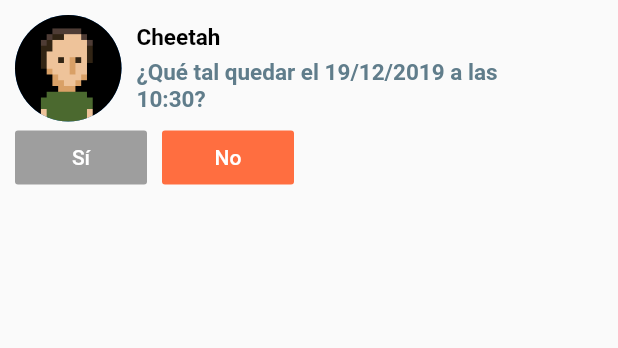
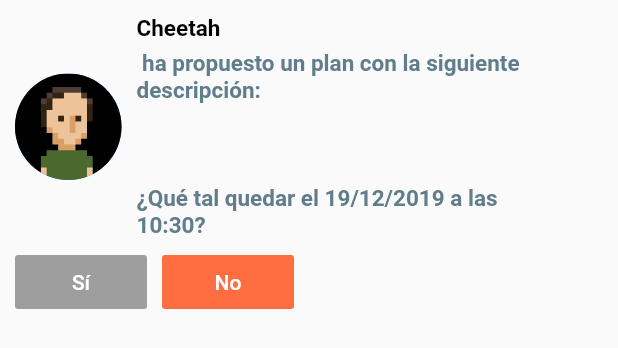
Before and after one commit to PIWEEK/cheetah, a Flutter app: the AnswerWidget widget shown alone on an empty page, opened directly with empty values, on a phone screen of 412 x 824 dp. Shown: the top 348 px of the screen. Run offline on Flutter 3.47's test engine with Material 2 defaults, Android fonts, the phone set to English and light mode, and no system bars; our stand-ins replace contacts_service, permission_handler; network calls fail.

Commit message:
improve plan detail

```diff
--- a/front/cheetah/lib/answer.dart
+++ b/front/cheetah/lib/answer.dart
@@ -23,22 +23,53 @@ class Answer {
   }
 }
 
+class PlanExtended {
+  final int id;
+  final String name;
+  final String description;
+  final String author;
+  final DateTime date;
+  final TimeOfDay time;
+  final List<Answer> answers;
+
+  PlanExtended({this.id, this.name, this.description, this.date, this.time, this.answers, this.author});
+
+  factory PlanExtended.fromJson(Map<String, dynamic> json) {
+    var time = json['time'].split(':');
+    List<dynamic> answers = json['answers'];
+
+    answers = answers.map((anwer) => Answer.fromJson(anwer)).toList();
+
+    return PlanExtended(
+        id: json['id'],
+        name: json['name'],
+        description: json['description'],
+        author: json['author'],
+        date: DateTime.parse(json['date']),
+        time: TimeOfDay(hour: int.parse(time[0]), minute: int.parse(time[1])),
+        answers: answers
+    );
+  }
+}
+
 class AnswerWidget extends StatefulWidget {
   final Answer answer;
+  final PlanExtended plan;
 
-  AnswerWidget({this.answer});
+  AnswerWidget({this.answer, this.plan});
 
   @override
   AnswerState createState() {
-    return AnswerState(answer: this.answer, currentAnswer: this.answer.answer);
+    return AnswerState(plan: this.plan, answer: this.answer, currentAnswer: this.answer.answer);
   }
 }
 
 class AnswerState extends State<AnswerWidget> {
   Answer answer;
   bool currentAnswer;
+  PlanExtended plan;
 
-  AnswerState({this.answer, this.currentAnswer});
+  AnswerState({this.plan, this.answer, this.currentAnswer});
 
   answerPlan(bool value) {
     if (currentAnswer != value) {
@@ -57,6 +88,54 @@ class AnswerState extends State<AnswerWidget> {
         throw new Exception("Error saving data");
       }
     });
+  }
+
+  Widget _question() {
+    if (plan.id != answer.plan_id) {
+      return RichText(
+        softWrap: true,
+        text: TextSpan(
+          text: '¿Qué tal quedar el ',
+          style: TextStyle(color: Colors.blueGrey, fontSize: 15.0, fontWeight: FontWeight.w600),
+          children: <TextSpan>[
+            TextSpan(text: '${answer.date.day}/${answer.date.month}/${answer.date.year}', style: TextStyle(fontWeight: FontWeight.bold)),
+            TextSpan(text: ' a las '),
+            TextSpan(text: '${answer.time.hour}:${answer.time.minute}', style: TextStyle(fontWeight: FontWeight.bold)),
+            TextSpan(text: '?'),
+          ],
+        ),
+      );
+    }
+
+    return RichText(
+      softWrap: true,
+      text: TextSpan(
+        text: '',
+        style: TextStyle(color: Colors.blueGrey, fontSize: 15.0, fontWeight: FontWeight.w600),
+        children: <TextSpan>[
+          TextSpan(text: plan.author, style: TextStyle(fontWeight: FontWeight.bold)),
+          TextSpan(text: ' ha propuesto un plan con la siguiente descripción:'),
+          const TextSpan(
+            text: '\n',
+          ),
+          const TextSpan(
+            text: '\n',
+          ),
+          TextSpan(text: plan.description),
+          const TextSpan(
+            text: '\n',
+          ),
+          const TextSpan(
+            text: '\n',
+          ),
+          TextSpan(text: '¿Qué tal quedar el '),
+          TextSpan(text: '${answer.date.day}/${answer.date.month}/${answer.date.year}', style: TextStyle(fontWeight: FontWeight.bold)),
+          TextSpan(text: ' a las '),
+          TextSpan(text: '${answer.time.hour}:${answer.time.minute}', style: TextStyle(fontWeight: FontWeight.bold)),
+          TextSpan(text: '?'),
+        ],
+      ),
+    );
   }
 
   @override
@@ -87,24 +166,13 @@ class AnswerState extends State<AnswerWidget> {
                  SizedBox(height: 5.0),
                  Container(
                    width: MediaQuery.of(context).size.width * 0.70,
-                   child: RichText(
-                     softWrap: true,
-                     text: TextSpan(
-                       text: '¿Qué tal quedar el ',
-                       style: TextStyle(color: Colors.blueGrey, fontSize: 15.0, fontWeight: FontWeight.w600),
-                       children: <TextSpan>[
-                         TextSpan(text: '${answer.date.day}/${answer.date.month}/${answer.date.year}', style: TextStyle(fontWeight: FontWeight.bold)),
-                         TextSpan(text: ' a las '),
-                         TextSpan(text: '${answer.time.hour}:${answer.time.minute}', style: TextStyle(fontWeight: FontWeight.bold)),
-                         TextSpan(text: '?'),
-                       ],
-                     ),
-                   ),
+                   child: _question()
                  )
                ],
              )
            ],
          ),
+         SizedBox(height: 5.0),
           Row(
            children: <Widget>[
              FlatButton(
@@ -136,42 +204,6 @@ class AnswerState extends State<AnswerWidget> {
              )
            ],
          ),
-         /*Column(
-             crossAxisAlignment: CrossAxisAlignment.start,
-             children: <Widget>[
-               Text('¿Cuando te gustaria quedar?'),
-               Padding(
-                 padding: const EdgeInsets.symmetric(vertical: 4.0),
-                 child: Row(
-                     mainAxisAlignment: MainAxisAlignment.spaceBetween,
-                     children: <Widget>[
-                       FlatButton(
-                           color: Colors.deepOrange,
-                           textColor: Colors.white,
-                           onPressed: () {
-                           },
-                           child: Text('Seleccionar fecha',)
-                       ),
-                     ]
-                 ),
-               ),
-               Padding(
-                 padding: const EdgeInsets.only(top: 0),
-                 child: Row(
-                     mainAxisAlignment: MainAxisAlignment.spaceBetween,
-                     children: <Widget>[
-                       FlatButton(
-                           color: Colors.deepOrange,
-                           textColor: Colors.white,
-                           onPressed: () {
-                           },
-                           child: Text('Seleccionar hora',)
-                       ),
-                     ]
-                 ),
-               ),
-             ]
-         ),*/
        ]
      )
     );
--- a/front/cheetah/lib/detail.dart
+++ b/front/cheetah/lib/detail.dart
@@ -6,31 +6,6 @@ import 'package:flutter/material.dart';
 import 'package:http/http.dart' as http;
 
 import './appconfig.dart';
-
-class PlanExtended {
-  final int id;
-  final String name;
-  final String description;
-  final DateTime date;
-  final TimeOfDay time;
-  final List<Answer> answers;
-
-  PlanExtended({this.id, this.name, this.description, this.date, this.time, this.answers});
-
-  factory PlanExtended.fromJson(Map<String, dynamic> json) {
-    var time = json['time'].split(':');
-    List<dynamic> answers = json['answers'];
-
-    return PlanExtended(
-      id: json['id'],
-      name: json['name'],
-      description: json['description'],
-      date: DateTime.parse(json['date']),
-      time: TimeOfDay(hour: int.parse(time[0]), minute: int.parse(time[1])),
-      answers: answers.map((anwer) => Answer.fromJson(anwer)).toList()
-    );
-  }
-}
 
 class PlanDetail extends StatefulWidget {
   @override
@@ -41,6 +16,7 @@ class PlanDetail extends StatefulWidget {
 
 class PlanDetailState extends State<PlanDetail> {
   Future<PlanExtended> plan;
+  PlanExtended _plan;
 
   @override
   void initState() {
@@ -56,7 +32,10 @@ class PlanDetailState extends State<PlanDetail> {
     final response = await http.get('http://10.8.1.138:3000/mock/plan/$id');
 
     if (response.statusCode == 200) {
-      return PlanExtended.fromJson(jsonDecode(response.body)['data']);
+      setState(() {});
+      _plan = PlanExtended.fromJson(jsonDecode(response.body)['data']);
+
+      return _plan;
     } else {
       throw Exception('Failed to load plans');
     }
@@ -64,7 +43,8 @@ class PlanDetailState extends State<PlanDetail> {
 
   Widget _buildRow(Answer answer) {
     return AnswerWidget(
-        answer: answer
+      plan: _plan,
+      answer: answer
     );
   }
 
@@ -72,7 +52,7 @@ class PlanDetailState extends State<PlanDetail> {
   Widget build(BuildContext context) {
     return Scaffold(
       appBar: AppBar(
-        title: Text('Plan'),
+        title: Text(_plan == null ? 'Plan' : _plan.name),
         backgroundColor: Colors.deepOrange,
       ),
       body: Container(
@@ -82,7 +62,6 @@ class PlanDetailState extends State<PlanDetail> {
           builder: (context, snapshot) {
             if (snapshot.hasData) {
               int lastIndex = snapshot.data.answers.length;
-
               return ListView.builder(
                 itemBuilder: (context, index) {
                   if (index == lastIndex) {
```
Also changed, not shown: 1 other file.
